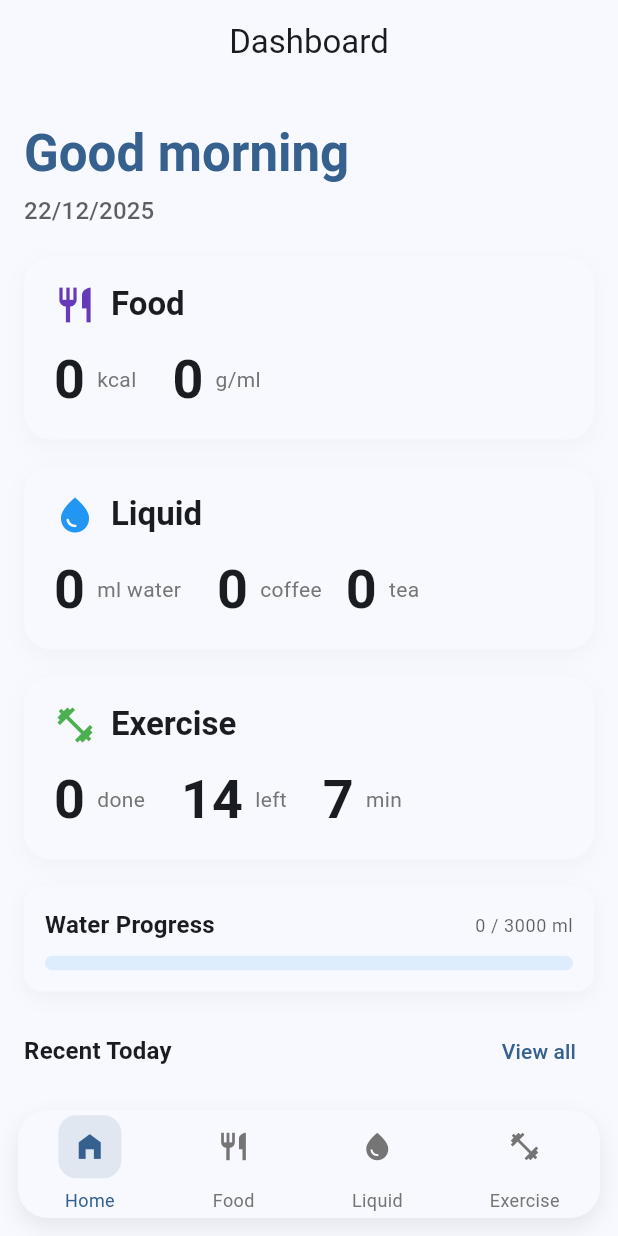
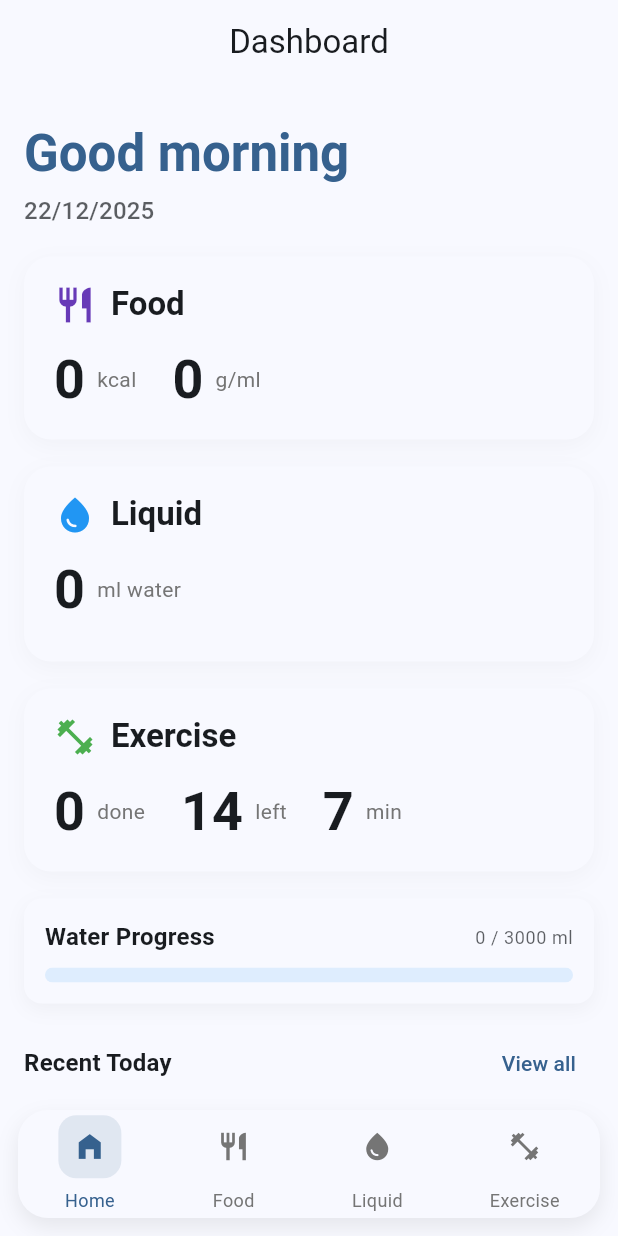
Before and after one commit to CODEMASTERSTACK/fitc, a Flutter app: the screen it shows after launch, on a phone screen of 412 x 824 dp. Run offline on Flutter 3.47's test engine with Material 3 defaults, Android fonts, the phone set to English and light mode, and no system bars; our stand-ins replace chewie, shared_preferences, video_player; network calls fail.

```diff
--- a/lib/screens/home_screen.dart
+++ b/lib/screens/home_screen.dart
@@ -151,10 +151,16 @@ class _HomeScreenState extends State<HomeScreen> {
               final totalWater = drinks
                   .where((w) => w.drinkType == 'water')
                   .fold<double>(0, (sum, w) => sum + w.volume);
-              final coffeeCups = drinks
-                  .where((w) => w.drinkType == 'coffee')
-                  .length;
-              final teaCups = drinks.where((w) => w.drinkType == 'tea').length;
+
+              // Group by drinkType except water
+              final Map<String, int> drinkCounts = {};
+              for (var w in drinks) {
+                if (w.drinkType != 'water') {
+                  drinkCounts[w.drinkType] = (drinkCounts[w.drinkType] ?? 0) + 1;
+                }
+              }
+              // Only show up to 3 types
+              final drinkTypesToShow = drinkCounts.keys.take(3).toList();
               return Container(
                 margin: const EdgeInsets.only(bottom: 18),
                 decoration: BoxDecoration(
@@ -188,9 +194,7 @@ class _HomeScreenState extends State<HomeScreen> {
                         ],
                       ),
                       const SizedBox(height: 14),
-                      SingleChildScrollView(
-                        scrollDirection: Axis.horizontal,
-                        child: Row(
+                      Row(
                         children: [
                           Text(
                             totalWater.toStringAsFixed(0),
@@ -203,32 +207,27 @@ class _HomeScreenState extends State<HomeScreen> {
                             style: Theme.of(context).textTheme.bodyMedium
                                 ?.copyWith(color: Colors.grey[600]),
                           ),
-                            const SizedBox(width: 24),
+                        ],
+                      ),
+                      const SizedBox(height: 8),
+                      Row(
+                        children: [
+                          for (var i = 0; i < drinkTypesToShow.length; i++) ...[
                             Text(
-                              '$coffeeCups',
+                              drinkCounts[drinkTypesToShow[i]].toString(),
                               style: Theme.of(context).textTheme.displaySmall
                                   ?.copyWith(fontWeight: FontWeight.bold),
                             ),
                             const SizedBox(width: 8),
                             Text(
-                              'coffee',
+                              drinkTypesToShow[i],
                               style: Theme.of(context).textTheme.bodyMedium
                                   ?.copyWith(color: Colors.grey[600]),
                             ),
-                            const SizedBox(width: 16),
-                            Text(
-                              '$teaCups',
-                              style: Theme.of(context).textTheme.displaySmall
-                                  ?.copyWith(fontWeight: FontWeight.bold),
-                            ),
-                            const SizedBox(width: 8),
-                            Text(
-                              'tea',
-                              style: Theme.of(context).textTheme.bodyMedium
-                                  ?.copyWith(color: Colors.grey[600]),
-                            ),
+                            if (i != drinkTypesToShow.length - 1)
+                              const SizedBox(width: 24),
+                          ]
                         ],
-                        ),
                       ),
                     ],
                   ),
```
Lines whose indentation alone changed are shown as unchanged.
